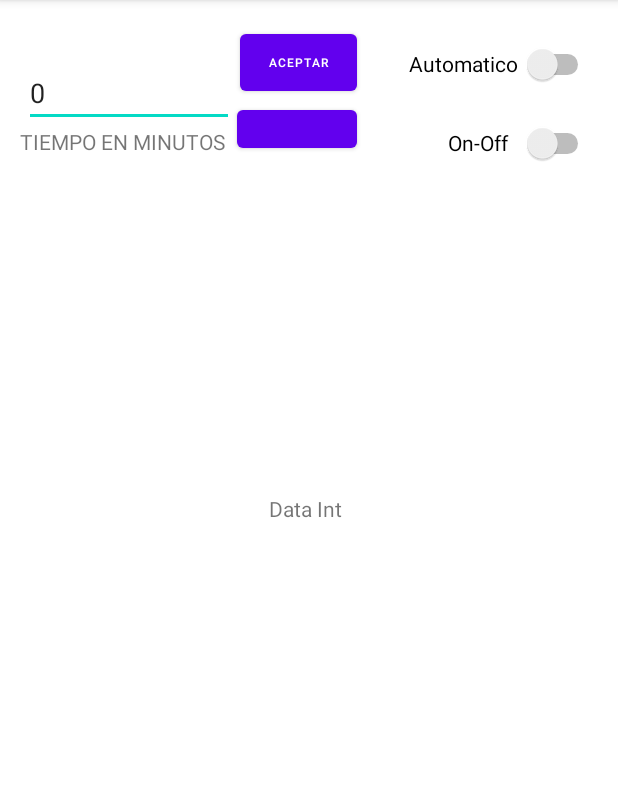
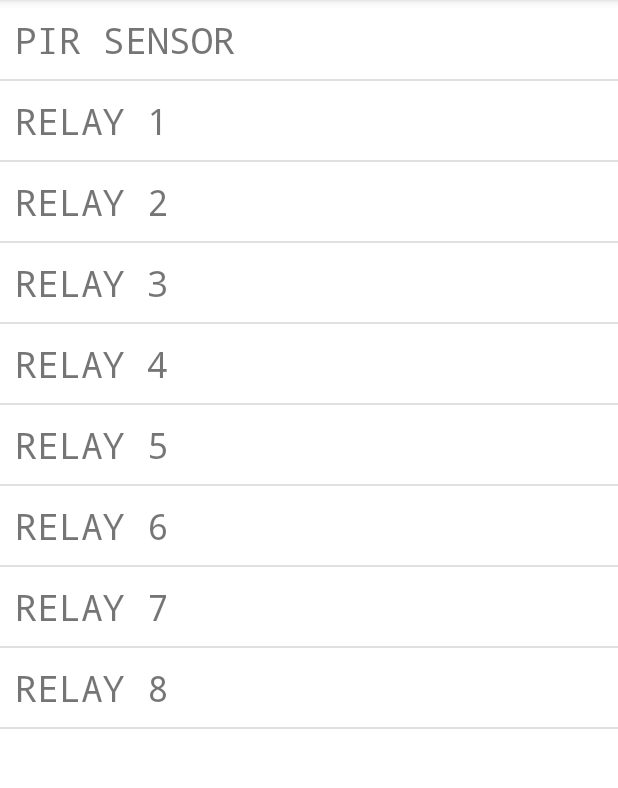
Before and after one commit to lunaechechuriignacio/Tesis, an Android app: the screen it shows after launch (MainActivity), on a phone screen of 412 x 824 dp, the part 84-872 px from its top. Run offline under Robolectric (Android 15) with nearby library versions, the phone set to English and light mode, and no system bars; our stand-ins replace Firebase (no records; nobody signed in at launch, a user with empty details on screens opened directly); 2 statements that could not run were skipped.

Commit message:
ADD: se agrega un soporte parcial para la creación y bindeo de cada componente

```diff
--- a/app/mobile/app/src/main/java/com/test/firsttestfirebase/view/MainActivity.java
+++ b/app/mobile/app/src/main/java/com/test/firsttestfirebase/view/MainActivity.java
@@ -2,10 +2,10 @@ package com.test.firsttestfirebase.view;
 
 import androidx.annotation.NonNull;
 import androidx.appcompat.app.AppCompatActivity;
+import androidx.recyclerview.widget.DividerItemDecoration;
+import androidx.recyclerview.widget.LinearLayoutManager;
+import androidx.recyclerview.widget.RecyclerView;
 import android.os.Bundle;
-import android.widget.Button;
-import android.widget.EditText;
-import android.widget.Switch;
 import android.widget.TextView;
 import android.widget.Toast;
 import com.google.firebase.database.DataSnapshot;
@@ -14,48 +14,28 @@ import com.google.firebase.database.DatabaseReference;
 import com.google.firebase.database.FirebaseDatabase;
 import com.google.firebase.database.ValueEventListener;
 import com.test.firsttestfirebase.R;
+import com.test.firsttestfirebase.model.Component;
 import com.test.firsttestfirebase.service.FirebaseService;
+import com.test.firsttestfirebase.view.adapter.RecyclerViewAdapter;
+
+import java.util.List;
 
 public class MainActivity extends AppCompatActivity {
     private static final FirebaseService firebaseService = FirebaseService.getInstance();
+    private RecyclerView rvComponents;
 
     @Override
     protected void onCreate(Bundle savedInstanceState) {
         super.onCreate(savedInstanceState);
         setContentView(R.layout.activity_main);
 
-        final TextView dataStringTextView = findViewById(R.id.textTest);
-        final TextView dataIntTextView = findViewById(R.id.dataInt);
-        final Switch manualSwitch = findViewById(R.id.switchOn_OffRelay_1);
-        final Switch automaticSwitch = findViewById(R.id.switchAutomaticoRelay_1);
-        final Button buttonRelay_1 = findViewById(R.id.buttonRelay_1);
-        final Button buttonEncendidoRelay_1 = findViewById(R.id.buttonEncendidoRelay_1);
-        final EditText tiempoAutomatico = findViewById(R.id.editTextTimeswitchAutomaticoRelay_1);
-        this.buildListenerForPirSensorAutomatic(dataStringTextView);
+        this.rvComponents = findViewById(R.id.rvComponents);
+        this.rvComponents.addItemDecoration(new DividerItemDecoration(this, DividerItemDecoration.VERTICAL));
+        this.rvComponents.setLayoutManager(new LinearLayoutManager(this));
 
-        buttonRelay_1.setOnClickListener(view -> {
-            int tiempo = Integer.parseInt(tiempoAutomatico.getText().toString());
-            firebaseService.setPirSensorPropertyValue("time_seconds", tiempo * 60);
-        });
-
-        automaticSwitch.setOnClickListener(view -> {
-            if (automaticSwitch.isChecked()) {
-                manualSwitch.setChecked(false);
-                manualSwitch.setEnabled(false);
-                firebaseService.setPirSensorPropertyValue("automatic", 0);
-            } else {
-                manualSwitch.setEnabled(true);
-                firebaseService.setPirSensorPropertyValue("automatic", 1);
-            }
-        });
-
-        manualSwitch.setOnClickListener(view -> {
-            // List<Component> componentList = firebaseService.getComponentList();
-            if (manualSwitch.isChecked())
-                firebaseService.setRelayPropertyValue(1, "status", 0);
-            else
-                firebaseService.setRelayPropertyValue(1, "status", 1);
-        });
+        List<Component> componentList = firebaseService.getComponentList();
+        RecyclerViewAdapter recyclerViewAdapter = new RecyclerViewAdapter(componentList);
+        this.rvComponents.setAdapter(recyclerViewAdapter);
     }
 
     private void buildListenerForPirSensorAutomatic(TextView textView) {
--- /dev/null
+++ b/app/mobile/app/src/main/java/com/test/firsttestfirebase/view/adapter/RecyclerViewAdapter.java
@@ -0,0 +1,53 @@
+package com.test.firsttestfirebase.view.adapter;
+
+import android.view.LayoutInflater;
+import android.view.View;
+import android.view.ViewGroup;
+import android.widget.TextView;
+import androidx.annotation.NonNull;
+import androidx.recyclerview.widget.RecyclerView;
+import com.test.firsttestfirebase.R;
+import com.test.firsttestfirebase.model.Component;
+import java.util.List;
+
+public class RecyclerViewAdapter extends RecyclerView.Adapter<RecyclerViewAdapter.ComponentViewHolder> {
+    private List<Component> componentList;
+
+    public RecyclerViewAdapter(List<Component> componentList) {
+        this.componentList = componentList;
+    }
+
+    public class ComponentViewHolder extends RecyclerView.ViewHolder {
+        private TextView tvComponent;
+
+        public ComponentViewHolder(@NonNull View itemView) {
+            super(itemView);
+            this.tvComponent = itemView.findViewById(R.id.tv_component_list);
+        }
+
+        public void bind(Component component) {
+            String alias = component.getAlias().replace("_", " ").toUpperCase();
+            this.tvComponent.setText(alias);
+        }
+    }
+
+    @NonNull
+    @Override
+    public ComponentViewHolder onCreateViewHolder(@NonNull ViewGroup parent, int viewType) {
+        LayoutInflater layoutInflater = LayoutInflater.from(parent.getContext());
+        View view = layoutInflater.inflate(R.layout.component_row, parent, false); // el false es para que no se adjunte tan rapido (previene errores)
+
+        ComponentViewHolder componentViewHolder = new ComponentViewHolder(view);
+        return componentViewHolder;
+    }
+
+    @Override
+    public void onBindViewHolder(@NonNull ComponentViewHolder holder, int position) {
+        holder.bind(this.componentList.get(position));
+    }
+
+    @Override
+    public int getItemCount() {
+        return this.componentList.size();
+    }
+}
--- a/app/mobile/app/src/main/res/layout/activity_main.xml
+++ b/app/mobile/app/src/main/res/layout/activity_main.xml
@@ -2,133 +2,15 @@
 <androidx.constraintlayout.widget.ConstraintLayout xmlns:android="http://schemas.android.com/apk/res/android"
     xmlns:app="http://schemas.android.com/apk/res-auto"
     xmlns:tools="http://schemas.android.com/tools"
-    android:id="@+id/onOff"
     android:layout_width="match_parent"
     android:layout_height="match_parent"
     tools:context=".view.MainActivity">
 
-    <TextView
-        android:id="@+id/textTest"
-        android:layout_width="wrap_content"
-        android:layout_height="wrap_content"
-        android:text="Data String"
-        app:layout_constraintBottom_toBottomOf="parent"
-        app:layout_constraintEnd_toEndOf="parent"
-        app:layout_constraintStart_toStartOf="parent"
-        app:layout_constraintTop_toTopOf="parent" />
+    <androidx.recyclerview.widget.RecyclerView
+        android:layout_width="match_parent"
+        android:layout_height="match_parent"
+        android:id="@+id/rvComponents">
 
-    <TextView
-        android:id="@+id/dataInt"
-        android:layout_width="wrap_content"
-        android:layout_height="wrap_content"
-        android:layout_marginStart="174dp"
-        android:layout_marginTop="320dp"
-        android:layout_marginEnd="179dp"
-        android:layout_marginBottom="17dp"
-        android:text="Data Int"
-        app:layout_constraintBottom_toTopOf="@+id/textTest"
-        app:layout_constraintEnd_toEndOf="parent"
-        app:layout_constraintStart_toStartOf="parent"
-        app:layout_constraintTop_toTopOf="parent" />
-
-    <Switch
-        android:id="@+id/switchOn_OffRelay_1"
-        android:layout_width="97dp"
-        android:layout_height="32dp"
-        android:layout_marginStart="69dp"
-        android:layout_marginTop="5dp"
-        android:layout_marginEnd="16dp"
-        android:layout_marginBottom="646dp"
-        android:checked="false"
-        android:onClick="presionaBoton"
-        android:text="On-Off"
-        app:layout_constraintBottom_toBottomOf="parent"
-        app:layout_constraintEnd_toEndOf="parent"
-        app:layout_constraintHorizontal_bias="1.0"
-        app:layout_constraintStart_toEndOf="@+id/button"
-        app:layout_constraintTop_toBottomOf="@+id/switchAutomaticoRelay_1"
-        tools:ignore="UseSwitchCompatOrMaterialXml" />
-
-    <EditText
-        android:id="@+id/editTextTimeswitchAutomaticoRelay_1"
-        android:layout_width="140dp"
-        android:layout_height="41dp"
-        android:layout_marginStart="16dp"
-        android:layout_marginTop="25dp"
-        android:layout_marginBottom="665dp"
-        android:ems="10"
-        android:inputType="number"
-        android:text="0"
-        app:layout_constraintBottom_toBottomOf="parent"
-        app:layout_constraintStart_toStartOf="parent"
-        app:layout_constraintTop_toTopOf="parent" />
-
-    <Switch
-        android:id="@+id/switchAutomaticoRelay_1"
-        android:layout_width="123dp"
-        android:layout_height="32dp"
-        android:layout_marginStart="116dp"
-        android:layout_marginTop="16dp"
-        android:layout_marginEnd="16dp"
-        android:layout_marginBottom="5dp"
-        android:text="Automatico"
-        app:layout_constraintBottom_toTopOf="@+id/switchOn_OffRelay_1"
-        app:layout_constraintEnd_toEndOf="parent"
-        app:layout_constraintStart_toEndOf="@+id/editTextTimeswitchAutomaticoRelay_1"
-        app:layout_constraintTop_toTopOf="parent"
-        tools:ignore="MissingConstraints,UseSwitchCompatOrMaterialXml" />
-
-    <androidx.cardview.widget.CardView
-        android:layout_width="409dp"
-        android:layout_height="wrap_content"
-        tools:layout_editor_absoluteX="11dp"
-        tools:layout_editor_absoluteY="108dp" />
-
-    <TextView
-        android:id="@+id/textView2Relay_1"
-        android:layout_width="wrap_content"
-        android:layout_height="wrap_content"
-        android:layout_marginStart="13dp"
-        android:layout_marginEnd="266dp"
-        android:layout_marginBottom="646dp"
-        android:text="TIEMPO EN MINUTOS"
-        app:layout_constraintBottom_toBottomOf="parent"
-        app:layout_constraintEnd_toEndOf="parent"
-        app:layout_constraintHorizontal_bias="0.0"
-        app:layout_constraintStart_toStartOf="parent"
-        app:layout_constraintTop_toBottomOf="@+id/editTextTimeswitchAutomaticoRelay_1"
-        app:layout_constraintVertical_bias="0.0" />
-
-    <Button
-        android:id="@+id/buttonRelay_1"
-        android:layout_width="78dp"
-        android:layout_height="50dp"
-        android:layout_marginStart="4dp"
-        android:layout_marginTop="5dp"
-        android:layout_marginEnd="45dp"
-        android:layout_marginBottom="254dp"
-        android:text="Aceptar"
-        android:textColor="@color/design_default_color_background"
-        android:textSize="8sp"
-        app:layout_constraintBottom_toTopOf="@+id/dataInt"
-        app:layout_constraintEnd_toStartOf="@+id/switchAutomaticoRelay_1"
-        app:layout_constraintHorizontal_bias="0.0"
-        app:layout_constraintStart_toEndOf="@+id/editTextTimeswitchAutomaticoRelay_1"
-        app:layout_constraintTop_toTopOf="parent"
-        app:layout_constraintVertical_bias="0.55" />
-
-    <Button
-        android:id="@+id/buttonEncendidoRelay_1"
-        android:layout_width="80dp"
-        android:layout_height="37dp"
-        android:layout_marginStart="8dp"
-        android:layout_marginEnd="50dp"
-        android:layout_marginBottom="224dp"
-        android:clickable="false"
-        app:layout_constraintBottom_toTopOf="@+id/dataInt"
-        app:layout_constraintEnd_toStartOf="@+id/switchOn_OffRelay_1"
-        app:layout_constraintHorizontal_bias="0.0"
-        app:layout_constraintStart_toEndOf="@+id/textView2Relay_1"
-        app:layout_constraintTop_toBottomOf="@+id/buttonRelay_1" />
+    </androidx.recyclerview.widget.RecyclerView>
 
 </androidx.constraintlayout.widget.ConstraintLayout>
--- /dev/null
+++ b/app/mobile/app/src/main/res/layout/component_row.xml
@@ -0,0 +1,16 @@
+<?xml version="1.0" encoding="utf-8"?>
+<FrameLayout
+    xmlns:android="http://schemas.android.com/apk/res/android"
+    android:layout_width="match_parent"
+    android:layout_height="wrap_content">
+
+    <TextView
+        android:id="@+id/tv_component_list"
+        android:layout_width="wrap_content"
+        android:layout_height="wrap_content"
+        android:padding="10dp"
+        android:textSize="24sp"
+        android:fontFamily="monospace"
+        />
+
+</FrameLayout>
```
